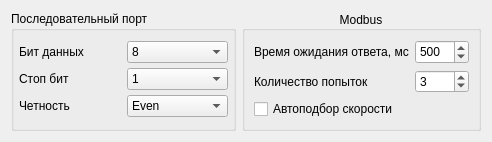
Before: the Qt Designer form serialportsetting.ui in vlarry/configurator, drawn with Qt 5.
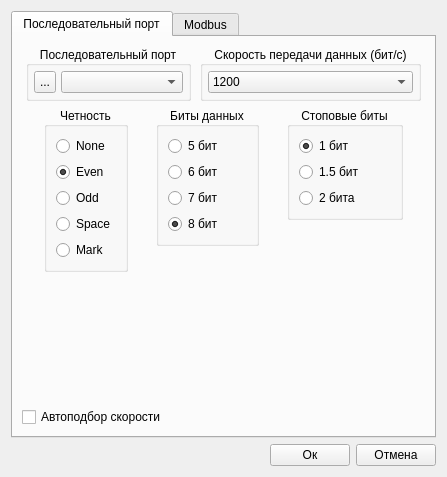
After: the same form once the commit is applied. Icons and pictures are not drawn.

Patch:
```diff
--- a/serialportsetting.ui
+++ b/serialportsetting.ui
@@ -9,8 +9,8 @@
    <rect>
     <x>0</x>
     <y>0</y>
-    <width>492</width>
-    <height>142</height>
+    <width>447</width>
+    <height>477</height>
    </rect>
   </property>
   <property name="sizePolicy">
@@ -22,11 +22,26 @@
   <property name="windowTitle">
    <string>Настройки Com-порта</string>
   </property>
-  <layout class="QHBoxLayout" name="horizontalLayout">
+  <layout class="QVBoxLayout" name="verticalLayout_10">
    <item>
-    <widget class="QGroupBox" name="gboxSerialPortSettings">
+    <widget class="QTabWidget" name="tabWidgetSettings">
+     <property name="currentIndex">
+      <number>0</number>
+     </property>
+     <widget class="QWidget" name="tabSerialPort">
+      <attribute name="title">
+       <string>Последовательный порт</string>
+      </attribute>
+      <layout class="QVBoxLayout" name="verticalLayout_9">
+       <item>
+        <layout class="QGridLayout" name="gridLayout">
+         <property name="spacing">
+          <number>5</number>
+         </property>
+         <item row="0" column="0">
+          <widget class="QGroupBox" name="gboxMenuSerialPort">
      <property name="sizePolicy">
-      <sizepolicy hsizetype="Minimum" vsizetype="Minimum">
+            <sizepolicy hsizetype="Fixed" vsizetype="Fixed">
        <horstretch>0</horstretch>
        <verstretch>0</verstretch>
       </sizepolicy>
@@ -34,189 +49,429 @@
      <property name="title">
       <string>Последовательный порт</string>
      </property>
+           <property name="alignment">
+            <set>Qt::AlignCenter</set>
+           </property>
      <layout class="QHBoxLayout" name="horizontalLayout_3">
-      <property name="leftMargin">
+            <property name="spacing">
        <number>5</number>
       </property>
-      <property name="topMargin">
-       <number>5</number>
-      </property>
-      <property name="rightMargin">
-       <number>5</number>
-      </property>
-      <property name="bottomMargin">
-       <number>5</number>
-      </property>
-      <item>
-       <layout class="QGridLayout" name="gridLayout_2">
         <property name="sizeConstraint">
          <enum>QLayout::SetMinimumSize</enum>
         </property>
-        <property name="verticalSpacing">
-         <number>0</number>
-        </property>
-        <item row="2" column="0">
-         <widget class="QLabel" name="lblTextParity">
+            <property name="leftMargin">
+             <number>5</number>
+            </property>
+            <property name="topMargin">
+             <number>5</number>
+            </property>
+            <property name="rightMargin">
+             <number>5</number>
+            </property>
+            <property name="bottomMargin">
+             <number>5</number>
+            </property>
+            <item>
+             <widget class="QToolButton" name="toolButtonPortRefresh">
+              <property name="minimumSize">
+               <size>
+                <width>22</width>
+                <height>22</height>
+               </size>
+              </property>
+              <property name="maximumSize">
+               <size>
+                <width>22</width>
+                <height>22</height>
+               </size>
+              </property>
+              <property name="toolTip">
+               <string>&lt;html&gt;&lt;head/&gt;&lt;body&gt;&lt;p&gt;Обновить список доступных портов&lt;/p&gt;&lt;/body&gt;&lt;/html&gt;</string>
+              </property>
           <property name="text">
-           <string>Четность</string>
-          </property>
-          <property name="scaledContents">
-           <bool>true</bool>
-          </property>
-         </widget>
-        </item>
-        <item row="2" column="1">
-         <widget class="QComboBox" name="cboxParity">
+               <string>...</string>
+              </property>
+              <property name="icon">
+               <iconset resource="resource.qrc">
+                <normaloff>:/images/resource/images/refresh.png</normaloff>:/images/resource/images/refresh.png</iconset>
+              </property>
+              <property name="iconSize">
+               <size>
+                <width>22</width>
+                <height>22</height>
+               </size>
+              </property>
+             </widget>
+            </item>
+            <item>
+             <widget class="QComboBox" name="cboxPortName">
           <property name="sizePolicy">
-           <sizepolicy hsizetype="Minimum" vsizetype="Fixed">
+               <sizepolicy hsizetype="Preferred" vsizetype="Fixed">
             <horstretch>0</horstretch>
             <verstretch>0</verstretch>
            </sizepolicy>
           </property>
           <property name="toolTip">
-           <string>Четность</string>
+               <string>Имя порта</string>
+              </property>
+             </widget>
+            </item>
+           </layout>
+          </widget>
+         </item>
+         <item row="0" column="1">
+          <widget class="QGroupBox" name="groupBox">
+           <property name="sizePolicy">
+            <sizepolicy hsizetype="Fixed" vsizetype="Fixed">
+             <horstretch>0</horstretch>
+             <verstretch>0</verstretch>
+            </sizepolicy>
+           </property>
+           <property name="title">
+            <string>Скорость передачи данных (бит/с)</string>
+           </property>
+           <property name="alignment">
+            <set>Qt::AlignCenter</set>
+           </property>
+           <layout class="QVBoxLayout" name="verticalLayout">
+            <property name="spacing">
+             <number>5</number>
+            </property>
+            <property name="leftMargin">
+             <number>5</number>
+            </property>
+            <property name="topMargin">
+             <number>5</number>
+            </property>
+            <property name="rightMargin">
+             <number>5</number>
+            </property>
+            <property name="bottomMargin">
+             <number>5</number>
+            </property>
+            <item>
+             <widget class="QComboBox" name="cboxBaudrate">
+              <property name="sizePolicy">
+               <sizepolicy hsizetype="Preferred" vsizetype="Fixed">
+                <horstretch>0</horstretch>
+                <verstretch>0</verstretch>
+               </sizepolicy>
+              </property>
+              <property name="toolTip">
+               <string>Скорость</string>
           </property>
           <property name="currentIndex">
-           <number>1</number>
+               <number>0</number>
           </property>
           <item>
            <property name="text">
-            <string>No</string>
+                <string>1200</string>
            </property>
           </item>
           <item>
+               <property name="text">
+                <string>2400</string>
+               </property>
+              </item>
+              <item>
+               <property name="text">
+                <string>4800</string>
+               </property>
+              </item>
+              <item>
+               <property name="text">
+                <string>9600</string>
+               </property>
+              </item>
+              <item>
+               <property name="text">
+                <string>19200</string>
+               </property>
+              </item>
+              <item>
+               <property name="text">
+                <string>38400</string>
+               </property>
+              </item>
+              <item>
+               <property name="text">
+                <string>57600</string>
+               </property>
+              </item>
+              <item>
+               <property name="text">
+                <string>115200</string>
+               </property>
+              </item>
+             </widget>
+            </item>
+           </layout>
+          </widget>
+         </item>
+        </layout>
+       </item>
+       <item>
+        <layout class="QHBoxLayout" name="horizontalLayout">
+         <item>
+          <layout class="QVBoxLayout" name="verticalLayout_8">
+           <item>
+            <widget class="QGroupBox" name="groupBoxParity">
+             <property name="sizePolicy">
+              <sizepolicy hsizetype="Fixed" vsizetype="Fixed">
+               <horstretch>0</horstretch>
+               <verstretch>0</verstretch>
+              </sizepolicy>
+             </property>
+             <property name="title">
+              <string>Четность</string>
+             </property>
+             <property name="alignment">
+              <set>Qt::AlignCenter</set>
+             </property>
+             <layout class="QVBoxLayout" name="verticalLayout_4">
+              <item>
+               <widget class="QRadioButton" name="radioButtonParityNone">
+                <property name="text">
+                 <string>None</string>
+                </property>
+                <property name="checked">
+                 <bool>false</bool>
+                </property>
+               </widget>
+              </item>
+              <item>
+               <widget class="QRadioButton" name="radioButtonPatityEven">
            <property name="text">
             <string>Even</string>
            </property>
+                <property name="checked">
+                 <bool>true</bool>
+                </property>
+               </widget>
           </item>
           <item>
+               <widget class="QRadioButton" name="radioButtonParityOdd">
            <property name="text">
             <string>Odd</string>
            </property>
+               </widget>
           </item>
           <item>
-           <property name="text">
-            <string>Mark</string>
-           </property>
-          </item>
-          <item>
+               <widget class="QRadioButton" name="radioButtonParitySpace">
            <property name="text">
             <string>Space</string>
            </property>
-          </item>
-         </widget>
-        </item>
-        <item row="1" column="0">
-         <widget class="QLabel" name="lblTextStopBits">
+               </widget>
+              </item>
+              <item>
+               <widget class="QRadioButton" name="radioButtonParityMark">
           <property name="text">
-           <string>Стоп бит</string>
-          </property>
-          <property name="scaledContents">
-           <bool>true</bool>
-          </property>
-         </widget>
-        </item>
-        <item row="0" column="0">
-         <widget class="QLabel" name="lblTextDataBits">
-          <property name="text">
-           <string>Бит данных</string>
-          </property>
-          <property name="scaledContents">
-           <bool>true</bool>
-          </property>
-         </widget>
-        </item>
-        <item row="1" column="1">
-         <widget class="QComboBox" name="cboxStopBit">
+                 <string>Mark</string>
+                </property>
+               </widget>
+              </item>
+             </layout>
+            </widget>
+           </item>
+           <item>
+            <spacer name="verticalSpacer_5">
+             <property name="orientation">
+              <enum>Qt::Vertical</enum>
+             </property>
+             <property name="sizeHint" stdset="0">
+              <size>
+               <width>20</width>
+               <height>40</height>
+              </size>
+             </property>
+            </spacer>
+           </item>
+          </layout>
+         </item>
+         <item>
+          <layout class="QVBoxLayout" name="verticalLayout_6">
+           <item>
+            <widget class="QGroupBox" name="groupBoxDataBits">
           <property name="sizePolicy">
-           <sizepolicy hsizetype="Minimum" vsizetype="Fixed">
+              <sizepolicy hsizetype="Fixed" vsizetype="Expanding">
             <horstretch>0</horstretch>
             <verstretch>0</verstretch>
            </sizepolicy>
           </property>
-          <property name="toolTip">
-           <string>Количество стоп бит</string>
-          </property>
-          <property name="currentIndex">
-           <number>0</number>
-          </property>
+             <property name="title">
+              <string>Биты данных</string>
+             </property>
+             <property name="alignment">
+              <set>Qt::AlignCenter</set>
+             </property>
+             <layout class="QVBoxLayout" name="verticalLayout_2">
           <item>
+               <widget class="QRadioButton" name="radioButtonDataBit5">
            <property name="text">
-            <string>1</string>
-           </property>
+                 <string>5 бит</string>
+                </property>
+               </widget>
           </item>
           <item>
+               <widget class="QRadioButton" name="radioButtonDataBit6">
            <property name="text">
-            <string>1.5</string>
-           </property>
+                 <string>6 бит</string>
+                </property>
+               </widget>
           </item>
           <item>
+               <widget class="QRadioButton" name="radioButtonDataBit7">
            <property name="text">
-            <string>2</string>
-           </property>
-          </item>
-         </widget>
-        </item>
-        <item row="0" column="1">
-         <widget class="QComboBox" name="cboxDataBit">
+                 <string>7 бит</string>
+                </property>
+               </widget>
+              </item>
+              <item>
+               <widget class="QRadioButton" name="radioButtonDataBit8">
+                <property name="text">
+                 <string>8 бит</string>
+                </property>
+                <property name="checked">
+                 <bool>true</bool>
+                </property>
+               </widget>
+              </item>
+             </layout>
+            </widget>
+           </item>
+           <item>
+            <spacer name="verticalSpacer_3">
+             <property name="orientation">
+              <enum>Qt::Vertical</enum>
+             </property>
+             <property name="sizeHint" stdset="0">
+              <size>
+               <width>20</width>
+               <height>40</height>
+              </size>
+             </property>
+            </spacer>
+           </item>
+          </layout>
+         </item>
+         <item>
+          <layout class="QVBoxLayout" name="verticalLayout_7">
+           <item>
+            <widget class="QGroupBox" name="groupBoxStopBits">
           <property name="sizePolicy">
-           <sizepolicy hsizetype="Minimum" vsizetype="Fixed">
+              <sizepolicy hsizetype="Fixed" vsizetype="Fixed">
             <horstretch>0</horstretch>
             <verstretch>0</verstretch>
            </sizepolicy>
           </property>
-          <property name="toolTip">
-           <string>Количество бит</string>
-          </property>
-          <property name="currentIndex">
-           <number>3</number>
-          </property>
+             <property name="title">
+              <string>Стоповые биты</string>
+             </property>
+             <property name="alignment">
+              <set>Qt::AlignCenter</set>
+             </property>
+             <layout class="QVBoxLayout" name="verticalLayout_3">
           <item>
+               <widget class="QRadioButton" name="radioButtonStopBit1">
            <property name="text">
-            <string>5</string>
-           </property>
-          </item>
-          <item>
-           <property name="text">
-            <string>6</string>
-           </property>
+                 <string>1 бит</string>
+                </property>
+                <property name="checked">
+                 <bool>true</bool>
+                </property>
+               </widget>
           </item>
           <item>
+               <widget class="QRadioButton" name="radioButtonStopBit1_5">
            <property name="text">
-            <string>7</string>
-           </property>
+                 <string>1.5 бит</string>
+                </property>
+                <property name="checked">
+                 <bool>false</bool>
+                </property>
+               </widget>
           </item>
           <item>
+               <widget class="QRadioButton" name="radioButtonStopBit2">
            <property name="text">
-            <string>8</string>
-           </property>
-          </item>
-         </widget>
-        </item>
+                 <string>2 бита</string>
+                </property>
+               </widget>
+              </item>
+             </layout>
+            </widget>
+           </item>
+           <item>
+            <spacer name="verticalSpacer_4">
+             <property name="orientation">
+              <enum>Qt::Vertical</enum>
+             </property>
+             <property name="sizeHint" stdset="0">
+              <size>
+               <width>20</width>
+               <height>40</height>
+              </size>
+             </property>
+            </spacer>
+           </item>
        </layout>
       </item>
      </layout>
+       </item>
+       <item>
+        <spacer name="verticalSpacer_2">
+         <property name="orientation">
+          <enum>Qt::Vertical</enum>
+         </property>
+         <property name="sizeHint" stdset="0">
+          <size>
+           <width>20</width>
+           <height>40</height>
+          </size>
+         </property>
+        </spacer>
+       </item>
+       <item>
+        <layout class="QHBoxLayout" name="horizontalLayout_5">
+         <item>
+          <widget class="QCheckBox" name="checkBoxAutoSpeed">
+           <property name="text">
+            <string>Автоподбор скорости</string>
+           </property>
     </widget>
    </item>
    <item>
-    <widget class="QGroupBox" name="gboxSerialPortSettings_2">
-     <property name="sizePolicy">
-      <sizepolicy hsizetype="Minimum" vsizetype="Minimum">
-       <horstretch>0</horstretch>
-       <verstretch>0</verstretch>
-      </sizepolicy>
-     </property>
-     <property name="title">
+          <spacer name="horizontalSpacer_3">
+           <property name="orientation">
+            <enum>Qt::Horizontal</enum>
+           </property>
+           <property name="sizeHint" stdset="0">
+            <size>
+             <width>40</width>
+             <height>20</height>
+            </size>
+           </property>
+          </spacer>
+         </item>
+        </layout>
+       </item>
+      </layout>
+     </widget>
+     <widget class="QWidget" name="tabModbus">
+      <attribute name="title">
       <string>Modbus</string>
-     </property>
-     <property name="alignment">
-      <set>Qt::AlignCenter</set>
-     </property>
-     <layout class="QVBoxLayout" name="verticalLayout">
+      </attribute>
+      <layout class="QVBoxLayout" name="verticalLayout_5">
       <item>
-       <layout class="QGridLayout" name="gridLayout">
-        <item row="0" column="0">
-         <widget class="QLabel" name="lblTextTimeout">
+        <layout class="QGridLayout" name="gridLayout_3">
+         <item row="1" column="0">
+          <widget class="QLabel" name="lblTextSlaveID">
+           <property name="sizePolicy">
+            <sizepolicy hsizetype="Preferred" vsizetype="Fixed">
+             <horstretch>0</horstretch>
+             <verstretch>0</verstretch>
+            </sizepolicy>
+           </property>
           <property name="text">
            <string>Время ожидания ответа, мс</string>
           </property>
@@ -225,32 +480,7 @@
           </property>
          </widget>
         </item>
-        <item row="0" column="1">
-         <widget class="QSpinBox" name="sboxTimeout">
-          <property name="maximumSize">
-           <size>
-            <width>75</width>
-            <height>75</height>
-           </size>
-          </property>
-          <property name="toolTip">
-           <string>Ожидание ответа от устройства</string>
-          </property>
-          <property name="minimum">
-           <number>100</number>
-          </property>
-          <property name="maximum">
-           <number>5000</number>
-          </property>
-          <property name="singleStep">
-           <number>100</number>
-          </property>
-          <property name="value">
-           <number>500</number>
-          </property>
-         </widget>
-        </item>
-        <item row="1" column="0">
+         <item row="4" column="0">
          <widget class="QLabel" name="lblTextNumRepeat">
           <property name="text">
            <string>Количество попыток</string>
@@ -260,7 +490,17 @@
           </property>
          </widget>
         </item>
-        <item row="1" column="1">
+         <item row="3" column="0">
+          <widget class="QLabel" name="lblTextTimeout">
+           <property name="text">
+            <string>Время ожидания ответа, мс</string>
+           </property>
+           <property name="scaledContents">
+            <bool>true</bool>
+           </property>
+          </widget>
+         </item>
+         <item row="4" column="1">
          <widget class="QSpinBox" name="sboxNumRepeat">
           <property name="maximumSize">
            <size>
@@ -271,6 +511,9 @@
           <property name="toolTip">
            <string>Ожидание ответа от устройства</string>
           </property>
+           <property name="alignment">
+            <set>Qt::AlignCenter</set>
+           </property>
           <property name="minimum">
            <number>1</number>
           </property>
@@ -282,19 +525,162 @@
           </property>
          </widget>
         </item>
+         <item row="2" column="0">
+          <widget class="QLabel" name="labelIntervalSilence">
+           <property name="text">
+            <string>Интервал тишины, мс</string>
+           </property>
+           <property name="scaledContents">
+            <bool>true</bool>
+           </property>
+          </widget>
+         </item>
+         <item row="2" column="1">
+          <widget class="QSpinBox" name="spinBoxIntervalSilence">
+           <property name="alignment">
+            <set>Qt::AlignCenter</set>
+           </property>
+           <property name="minimum">
+            <number>1</number>
+           </property>
+           <property name="maximum">
+            <number>100</number>
+           </property>
+           <property name="value">
+            <number>4</number>
+           </property>
+          </widget>
+         </item>
+         <item row="3" column="1">
+          <widget class="QSpinBox" name="sboxTimeout">
+           <property name="maximumSize">
+            <size>
+             <width>75</width>
+             <height>75</height>
+            </size>
+           </property>
+           <property name="toolTip">
+            <string>Ожидание ответа от устройства</string>
+           </property>
+           <property name="alignment">
+            <set>Qt::AlignCenter</set>
+           </property>
+           <property name="minimum">
+            <number>100</number>
+           </property>
+           <property name="maximum">
+            <number>5000</number>
+           </property>
+           <property name="singleStep">
+            <number>100</number>
+           </property>
+           <property name="value">
+            <number>500</number>
+           </property>
+          </widget>
+         </item>
+         <item row="1" column="1">
+          <widget class="QSpinBox" name="sboxSlaveID">
+           <property name="sizePolicy">
+            <sizepolicy hsizetype="Minimum" vsizetype="Fixed">
+             <horstretch>0</horstretch>
+             <verstretch>0</verstretch>
+            </sizepolicy>
+           </property>
+           <property name="toolTip">
+            <string>Адрес ведомого устройства</string>
+           </property>
+           <property name="alignment">
+            <set>Qt::AlignCenter</set>
+           </property>
+           <property name="minimum">
+            <number>1</number>
+           </property>
+           <property name="maximum">
+            <number>247</number>
+           </property>
+          </widget>
+         </item>
+         <item row="5" column="1">
+          <widget class="QSpinBox" name="spinboxSyncTime">
+           <property name="alignment">
+            <set>Qt::AlignCenter</set>
+           </property>
+           <property name="minimum">
+            <number>500</number>
+           </property>
+           <property name="maximum">
+            <number>10000</number>
+           </property>
+           <property name="singleStep">
+            <number>100</number>
+           </property>
+           <property name="value">
+            <number>1000</number>
+           </property>
+          </widget>
+         </item>
+         <item row="5" column="0">
+          <widget class="QLabel" name="label_16">
+           <property name="text">
+            <string>Синхронизация, мс</string>
+           </property>
+           <property name="scaledContents">
+            <bool>true</bool>
+           </property>
+          </widget>
+         </item>
        </layout>
       </item>
       <item>
-       <widget class="QCheckBox" name="checkBoxAutoSpeed">
+        <spacer name="verticalSpacer">
+         <property name="orientation">
+          <enum>Qt::Vertical</enum>
+         </property>
+         <property name="sizeHint" stdset="0">
+          <size>
+           <width>20</width>
+           <height>178</height>
+          </size>
+         </property>
+        </spacer>
+       </item>
+      </layout>
+     </widget>
+    </widget>
+   </item>
+   <item>
+    <layout class="QHBoxLayout" name="horizontalLayout_6">
+     <item>
+      <spacer name="horizontalSpacer_4">
+       <property name="orientation">
+        <enum>Qt::Horizontal</enum>
+       </property>
+       <property name="sizeHint" stdset="0">
+        <size>
+         <width>40</width>
+         <height>20</height>
+        </size>
+       </property>
+      </spacer>
+     </item>
+     <item>
+      <widget class="QPushButton" name="pushButton">
         <property name="text">
-         <string>Автоподбор скорости</string>
+        <string>Ок</string>
         </property>
        </widget>
       </item>
-     </layout>
+     <item>
+      <widget class="QPushButton" name="pushButton_2">
+       <property name="text">
+        <string>Отмена</string>
+       </property>
     </widget>
    </item>
   </layout>
+   </item>
+  </layout>
  </widget>
  <resources/>
  <connections/>
```
Left out of the diff: 6 changed lines with no effect on the pictures. Lines whose indentation alone changed are shown as unchanged.
